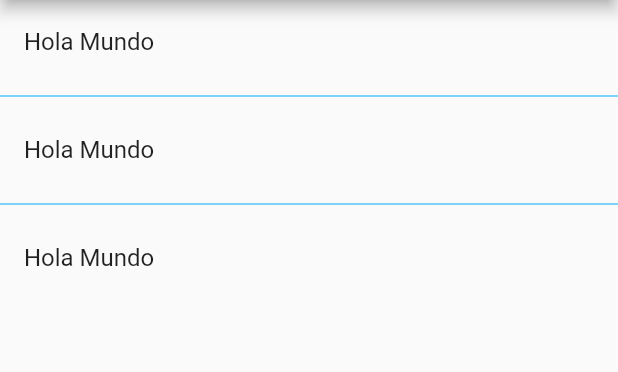
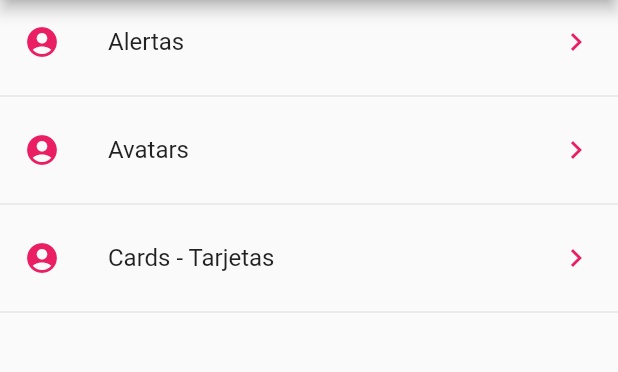
Before and after one commit to JoseCima/componentes, a Flutter app: the screen it shows after launch, on a phone screen of 412 x 824 dp, the part 84-456 px from its top. Run offline on Flutter 3.47's test engine with Material 2 defaults, Android fonts, the phone set to English and light mode, and no system bars.

```diff
--- a/lib/src/pages/home_page.dart
+++ b/lib/src/pages/home_page.dart
@@ -17,21 +17,42 @@ class  HomePage extends StatelessWidget {
  Widget  _lista() {
 
 
-   print(menuProvider.opciones);
+   //print(menuProvider.opciones);
+   //menuProvider.cargarData()
+   return FutureBuilder(
+     future: menuProvider.cargarData(),
+     initialData: [],
+     builder: ( context, AsyncSnapshot<List<dynamic>> snapshot ){
 
 
-     return ListView(
-       children: _listItems(),
-     );
+       return ListView(
+       children: _listItems( snapshot.data, context),
+       );
+
+     },
+   );
+
+
+     //
   }
 
-  List<Widget> _listItems() {
-    return[
-      ListTile(title:Text('Hola Mundo')),
-      Divider(color:Colors.lightBlue),
-      ListTile(title:Text('Hola Mundo')),
-       Divider(color:Colors.lightBlue),
-      ListTile(title:Text('Hola Mundo')),
-    ];
+  List<Widget> _listItems(data, context) {
+
+    final List<Widget> opciones = [];
+    data.forEach((opt) {
+      final widgetTemp = ListTile(
+        title:Text(opt['texto']),
+        leading: Icon(Icons.account_circle, color: Colors.pink),
+        trailing: Icon(Icons.keyboard_arrow_right, color: Colors.pink),
+        onTap:(){
+
+        }
+      );
+
+      opciones..add(widgetTemp)
+      ..add(Divider());
+     });
+
+     return opciones;
   }
 }
--- a/lib/src/providers/menu_provider.dart
+++ b/lib/src/providers/menu_provider.dart
@@ -14,7 +14,7 @@ class _MenuProvider{
   final resp = await rootBundle.loadString('data/menu_opts.json');
 
    Map dataMap = json.decode(resp);
-   print(dataMap['nombreApp']);//Nombre de la propiedad
+
    opciones =dataMap['rutas'];
 
    return opciones;
```
